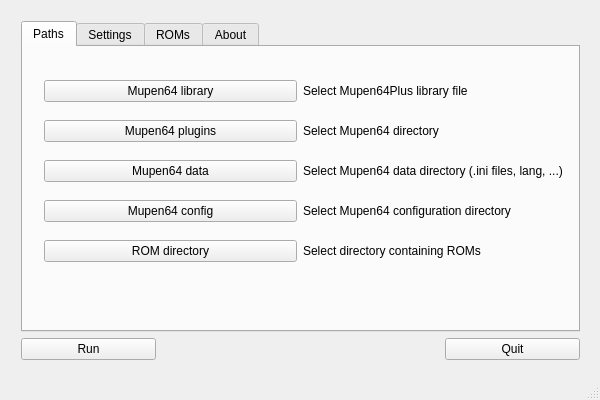
Old version of the form mainwindow.ui in the repository ZachBacon/cutempen.
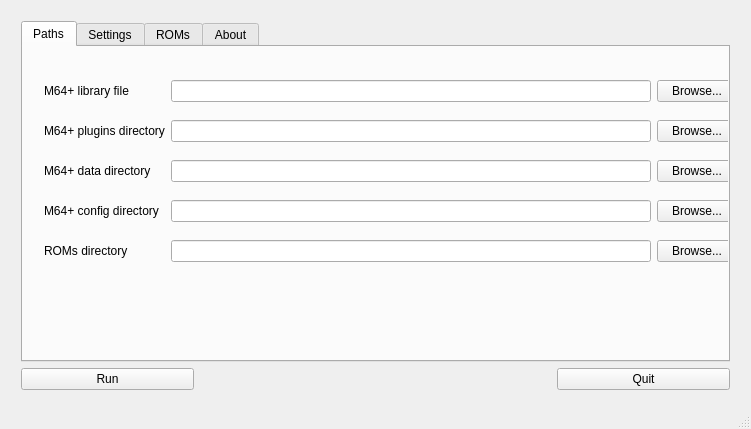
New version of the form. The open tabs and pages were chosen to show the change.

Commit message: - Better dialogs for paths settings. - Resized forms, still can't get them to expand correctly, tho.

The edit to the form file:
```diff
--- a/mainwindow.ui
+++ b/mainwindow.ui
@@ -6,10 +6,16 @@
    <rect>
     <x>0</x>
     <y>0</y>
-    <width>600</width>
-    <height>400</height>
+    <width>751</width>
+    <height>429</height>
    </rect>
   </property>
+  <property name="sizePolicy">
+   <sizepolicy hsizetype="Expanding" vsizetype="Expanding">
+    <horstretch>0</horstretch>
+    <verstretch>0</verstretch>
+   </sizepolicy>
+  </property>
   <property name="windowTitle">
    <string>CuteMupen</string>
   </property>
@@ -19,13 +25,13 @@
      <rect>
       <x>10</x>
       <y>10</y>
-      <width>581</width>
-      <height>361</height>
+      <width>731</width>
+      <height>391</height>
      </rect>
     </property>
     <layout class="QGridLayout" name="gl_Main">
      <property name="sizeConstraint">
-      <enum>QLayout::SetDefaultConstraint</enum>
+      <enum>QLayout::SetNoConstraint</enum>
      </property>
      <item row="2" column="0">
       <widget class="QPushButton" name="pb_Run">
@@ -80,81 +86,96 @@
           <rect>
            <x>10</x>
            <y>10</y>
-           <width>541</width>
+           <width>715</width>
            <height>231</height>
           </rect>
          </property>
          <layout class="QGridLayout" name="gl_Paths">
-          <item row="0" column="0">
+          <item row="0" column="2">
            <widget class="QPushButton" name="pb_Library">
             <property name="text">
-             <string>Mupen64 library</string>
+             <string>Browse...</string>
             </property>
            </widget>
           </item>
-          <item row="0" column="1">
+          <item row="0" column="0">
            <widget class="QLabel" name="lb_Library">
             <property name="text">
-             <string>Select Mupen64Plus library file</string>
+             <string>M64+ library file</string>
             </property>
            </widget>
           </item>
-          <item row="1" column="0">
+          <item row="1" column="2">
            <widget class="QPushButton" name="pb_Plugins">
             <property name="text">
-             <string>Mupen64 plugins</string>
+             <string>Browse...</string>
             </property>
            </widget>
           </item>
-          <item row="1" column="1">
+          <item row="2" column="2">
+           <widget class="QPushButton" name="pb_DataDir">
+            <property name="text">
+             <string>Browse...</string>
+            </property>
+           </widget>
+          </item>
+          <item row="3" column="2">
+           <widget class="QPushButton" name="pb_ConfigDir">
+            <property name="text">
+             <string>Browse...</string>
+            </property>
+           </widget>
+          </item>
+          <item row="4" column="2">
+           <widget class="QPushButton" name="pb_ROMdir">
+            <property name="text">
+             <string>Browse...</string>
+            </property>
+           </widget>
+          </item>
+          <item row="1" column="0">
            <widget class="QLabel" name="lb_Program">
             <property name="text">
-             <string>Select Mupen64 directory</string>
+             <string>M64+ plugins directory</string>
             </property>
            </widget>
           </item>
           <item row="2" column="0">
-           <widget class="QPushButton" name="pb_DataDir">
-            <property name="text">
-             <string>Mupen64 data</string>
-            </property>
-           </widget>
-          </item>
-          <item row="2" column="1">
            <widget class="QLabel" name="lb_DataDir">
             <property name="text">
-             <string>Select Mupen64 data directory (.ini files, lang, ...)</string>
+             <string>M64+ data directory</string>
             </property>
            </widget>
           </item>
           <item row="3" column="0">
-           <widget class="QPushButton" name="pb_ConfigDir">
-            <property name="text">
-             <string>Mupen64 config</string>
-            </property>
-           </widget>
-          </item>
-          <item row="3" column="1">
            <widget class="QLabel" name="lb_ConfigDir">
             <property name="text">
-             <string>Select Mupen64 configuration directory</string>
+             <string>M64+ config directory</string>
             </property>
            </widget>
           </item>
           <item row="4" column="0">
-           <widget class="QPushButton" name="pb_ROMdir">
-            <property name="text">
-             <string>ROM directory</string>
-            </property>
-           </widget>
-          </item>
-          <item row="4" column="1">
            <widget class="QLabel" name="lb_ROMsDirectory">
             <property name="text">
-             <string>Select directory containing ROMs</string>
+             <string>ROMs directory</string>
             </property>
            </widget>
           </item>
+          <item row="0" column="1">
+           <widget class="QLineEdit" name="le_Library"/>
+          </item>
+          <item row="1" column="1">
+           <widget class="QLineEdit" name="le_PluginsDir"/>
+          </item>
+          <item row="2" column="1">
+           <widget class="QLineEdit" name="le_DataDir"/>
+          </item>
+          <item row="3" column="1">
+           <widget class="QLineEdit" name="le_ConfigDir"/>
+          </item>
+          <item row="4" column="1">
+           <widget class="QLineEdit" name="le_ROMsDir"/>
+          </item>
          </layout>
         </widget>
        </widget>
```
Left out of the diff: 18 changed lines with no effect on the pictures. The commit also changes 4 other files.
